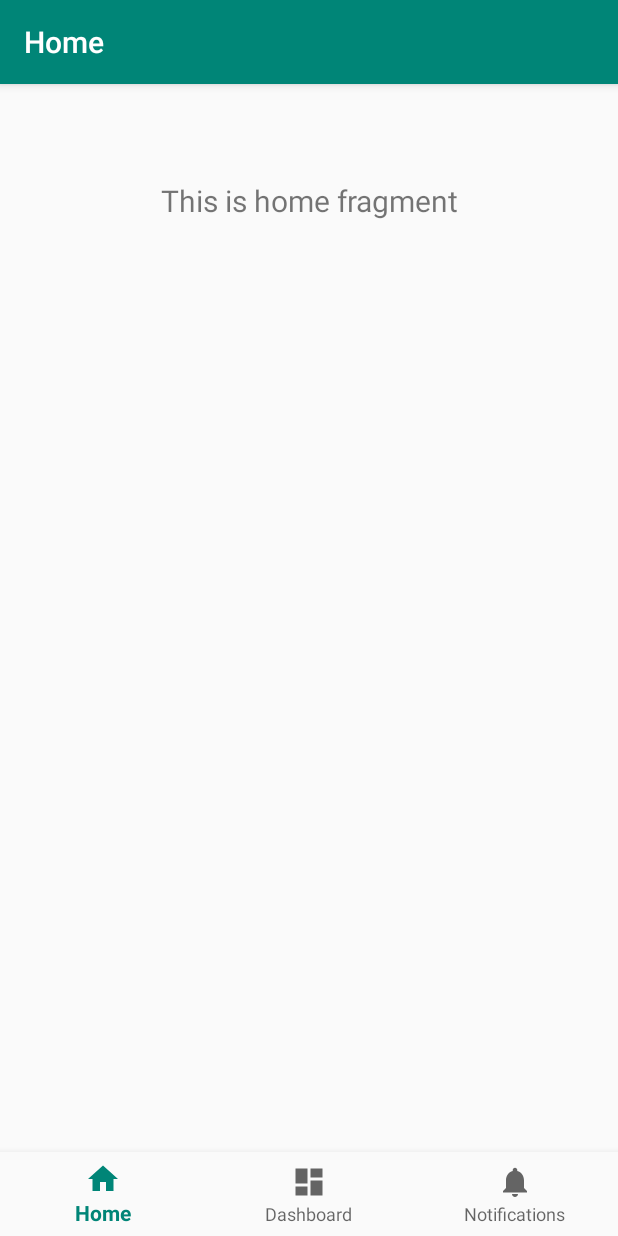
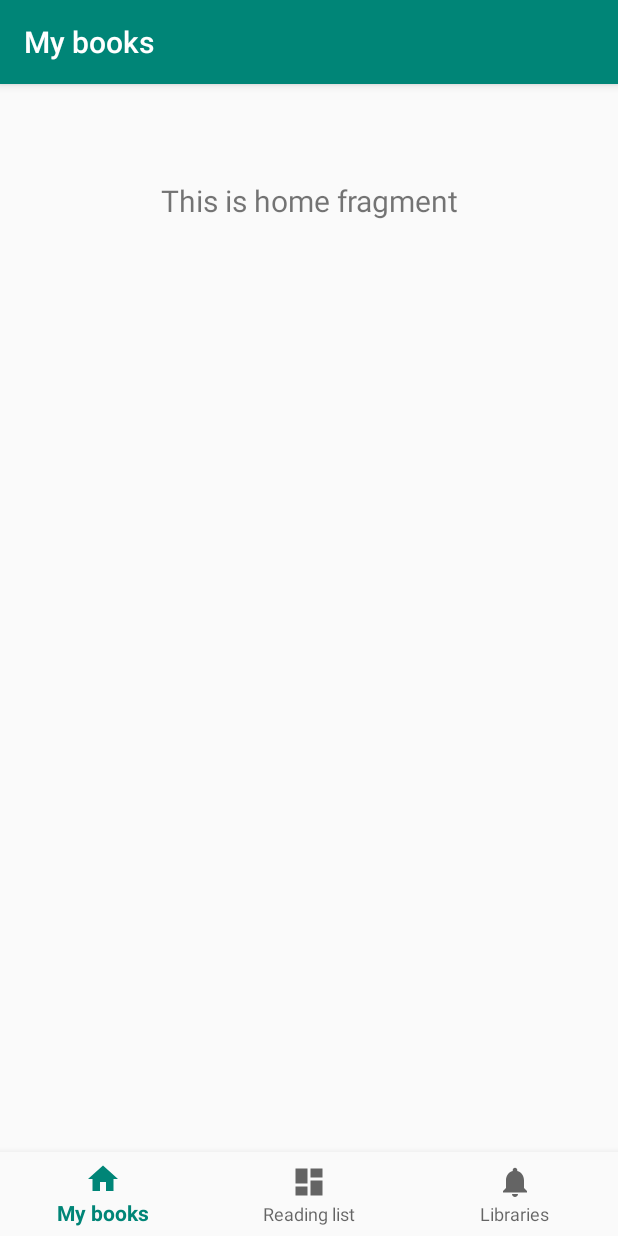
Before and after one commit to mkauha/Bookshelf, an Android app: the screen it shows after launch (MainActivity), on a phone screen of 412 x 824 dp. Run offline under Robolectric (Android 15) with nearby library versions, the phone set to English and light mode, and no system bars; our stand-ins replace navigation-ui.

Commit message:
Modify template navbar strings

```diff
--- a/app/src/main/res/values/strings.xml
+++ b/app/src/main/res/values/strings.xml
@@ -1,6 +1,6 @@
 <resources>
     <string name="app_name">Bookshelf</string>
-    <string name="title_home">Home</string>
-    <string name="title_dashboard">Dashboard</string>
-    <string name="title_notifications">Notifications</string>
+    <string name="title_home">My books</string>
+    <string name="title_dashboard">Reading list</string>
+    <string name="title_notifications">Libraries</string>
 </resources>
```
Also changed, not shown: 1 other file.
